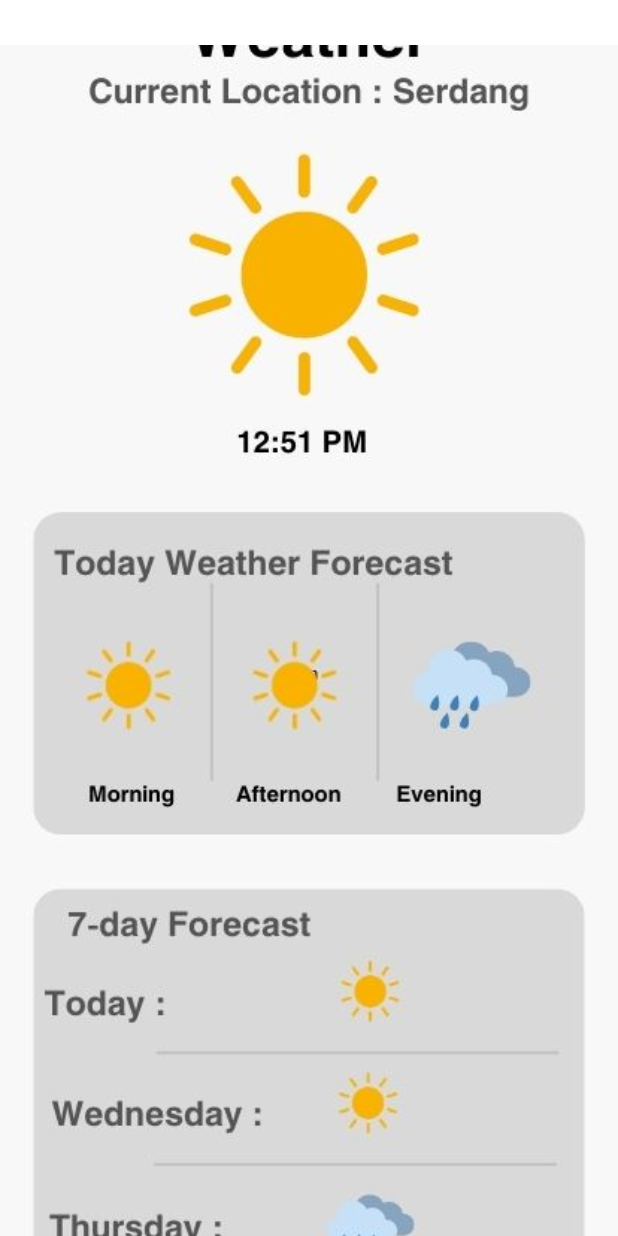
After one commit to aidilaqif/growhub, a Flutter app: the DashBoardPage screen opened directly, after a tap on "Weather", on a phone screen of 412 x 824 dp. The commit adds this screen. Run offline on Flutter 3.47's test engine with Material 3 defaults, Android fonts, the phone set to English and light mode, and no system bars; our stand-ins replace iconsax.

Commit message:
weather page added
-usage of picture for simplicity

```diff
--- a/lib/dashboard_page.dart
+++ b/lib/dashboard_page.dart
@@ -5,6 +5,7 @@ import 'package:flutter/widgets.dart';
 import 'package:growhub/humidity_page.dart';
 import 'package:growhub/pH_page.dart';
 import 'package:growhub/status_page.dart';
+import 'package:growhub/weather_page.dart';
 
 class DashBoardPage extends StatefulWidget {
   const DashBoardPage({super.key});
@@ -228,7 +229,11 @@ class _DashBoardPageState extends State<DashBoardPage> {
             Row(
               mainAxisAlignment: MainAxisAlignment.center,
               children: [
-                Container(
+                GestureDetector(
+                  onTap: (){
+                    Navigator.of(context).push(MaterialPageRoute(builder: (context) => const WeatherPage()));
+                  },
+                  child: Container(
                     height: 100,
                     width: 165,
                     padding: const EdgeInsets.symmetric(vertical: 20, horizontal: 20),
@@ -256,6 +261,7 @@ class _DashBoardPageState extends State<DashBoardPage> {
                           ),
                         ),
                       ],
+                    ),
                   ),
                 ),
                 const SizedBox(
--- /dev/null
+++ b/lib/weather_page.dart
@@ -0,0 +1,29 @@
+import 'package:flutter/material.dart';
+
+class WeatherPage extends StatelessWidget {
+  const WeatherPage({super.key});
+
+  @override
+  Widget build(BuildContext context) {
+    return Container(
+      height: double.maxFinite,
+      width: double.maxFinite,
+      color: Colors.white,
+      child: Padding(
+        padding: const EdgeInsets.only(
+          top: 30
+        ),
+        child: Container(
+          height: double.maxFinite,
+          width: double.maxFinite,
+          decoration: const BoxDecoration(
+            image: DecorationImage(
+              image: AssetImage('assets/images/weather.jpeg'),
+              fit: BoxFit.cover
+            )
+          ),
+        ),
+      ),
+    );
+  }
+}
```
Also changed, not shown: assets/images/weather.jpeg (added). Lines whose indentation alone changed are shown as unchanged.
